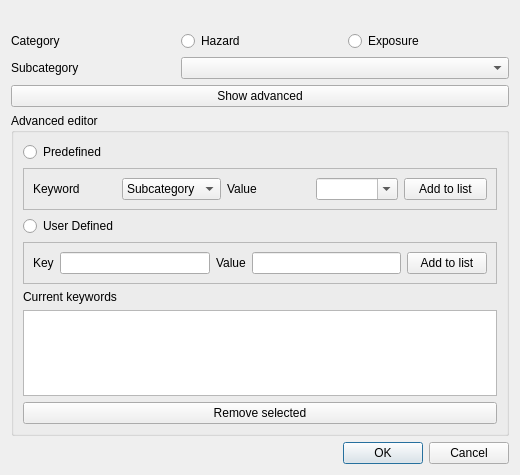
The window that gui/riabkeywordsdialogbase.ui (inasafe/inasafe) describes before a commit, drawn with Qt 5.
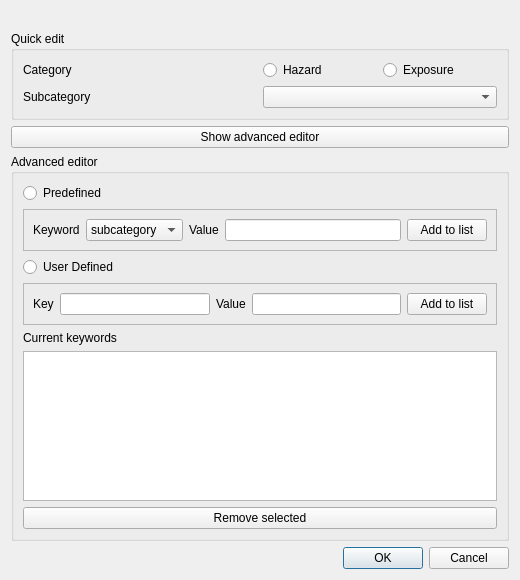
The same window after the commit.

Commit message: Further implemenation of riab keyword editor towards #80. Added better parsing of keys to overwrite in value list and various other bits of plumbing for the user interface.

Diff of the .ui file:
```diff
--- a/gui/riabkeywordsdialogbase.ui
+++ b/gui/riabkeywordsdialogbase.ui
@@ -7,73 +7,25 @@
     <x>0</x>
     <y>0</y>
     <width>520</width>
-    <height>475</height>
+    <height>580</height>
    </rect>
   </property>
   <property name="windowTitle">
    <string>Risk in a Box - Keyword Editor</string>
   </property>
   <layout class="QGridLayout" name="gridLayout_2">
-   <item row="1" column="0">
-    <widget class="QLabel" name="lblCategory">
-     <property name="text">
-      <string>Category</string>
-     </property>
-    </widget>
-   </item>
-   <item row="1" column="1" colspan="2">
-    <layout class="QHBoxLayout" name="horizontalLayout_3">
-     <item>
-      <widget class="QRadioButton" name="radHazard">
-       <property name="toolTip">
-        <string>A hazard is a situation that poses a level of threat to life, health, property, or environment. (Wikipedia)</string>
-       </property>
-       <property name="text">
-        <string>Hazard</string>
-       </property>
-      </widget>
-     </item>
-     <item>
-      <widget class="QRadioButton" name="radExposure">
-       <property name="toolTip">
-        <string>Where people and property are situated.</string>
-       </property>
-       <property name="text">
-        <string>Exposure</string>
-       </property>
-      </widget>
-     </item>
-    </layout>
-   </item>
-   <item row="2" column="0">
-    <widget class="QLabel" name="label_2">
-     <property name="text">
-      <string>Subcategory</string>
-     </property>
-     <property name="buddy">
-      <cstring>cboSubcategory</cstring>
-     </property>
-    </widget>
-   </item>
-   <item row="2" column="1" colspan="2">
-    <widget class="QComboBox" name="cboSubcategory">
-     <property name="toolTip">
-      <string>A subcategory represents the type of hazard.</string>
-     </property>
-    </widget>
-   </item>
-   <item row="3" column="0" colspan="3">
+   <item row="2" column="0" colspan="2">
     <widget class="QPushButton" name="pbnAdvanced">
      <property name="text">
-      <string>Show advanced</string>
+      <string>Show advanced editor</string>
      </property>
      <property name="checkable">
       <bool>true</bool>
      </property>
     </widget>
    </item>
-   <item row="4" column="0" colspan="3">
-    <widget class="QGroupBox" name="groupBox">
+   <item row="3" column="0" colspan="2">
+    <widget class="QGroupBox" name="grpAdvanced">
      <property name="title">
       <string>Advanced editor</string>
      </property>
@@ -101,7 +53,7 @@
           <widget class="QComboBox" name="cboKeyword">
            <item>
             <property name="text">
-             <string>Subcategory</string>
+             <string>subcategory</string>
             </property>
            </item>
            <item>
@@ -132,14 +84,7 @@
           </widget>
          </item>
          <item>
-          <widget class="QComboBox" name="cboValue">
-           <property name="editable">
-            <bool>true</bool>
-           </property>
-           <property name="insertPolicy">
-            <enum>QComboBox::InsertAtTop</enum>
-           </property>
-          </widget>
+          <widget class="QLineEdit" name="lePredefinedValue"/>
          </item>
          <item>
           <widget class="QPushButton" name="pbnAddToList1">
@@ -252,7 +197,7 @@
      <zorder>label_5</zorder>
     </widget>
    </item>
-   <item row="5" column="0" colspan="3">
+   <item row="4" column="0" colspan="2">
     <widget class="QDialogButtonBox" name="buttonBox">
      <property name="orientation">
       <enum>Qt::Horizontal</enum>
@@ -262,7 +207,64 @@
      </property>
     </widget>
    </item>
-   <item row="0" column="0" colspan="3">
+   <item row="1" column="0" colspan="2">
+    <widget class="QGroupBox" name="grpSimple">
+     <property name="title">
+      <string>Quick edit</string>
+     </property>
+     <layout class="QGridLayout" name="gridLayout_3">
+      <item row="1" column="0">
+       <widget class="QLabel" name="lblCategory">
+        <property name="text">
+         <string>Category</string>
+        </property>
+       </widget>
+      </item>
+      <item row="1" column="1">
+       <layout class="QHBoxLayout" name="horizontalLayout_3">
+        <item>
+         <widget class="QRadioButton" name="radHazard">
+          <property name="toolTip">
+           <string>A hazard is a situation that poses a level of threat to life, health, property, or environment. (Wikipedia)</string>
+          </property>
+          <property name="text">
+           <string>Hazard</string>
+          </property>
+         </widget>
+        </item>
+        <item>
+         <widget class="QRadioButton" name="radExposure">
+          <property name="toolTip">
+           <string>Where people and property are situated.</string>
+          </property>
+          <property name="text">
+           <string>Exposure</string>
+          </property>
+         </widget>
+        </item>
+       </layout>
+      </item>
+      <item row="2" column="0">
+       <widget class="QLabel" name="label_2">
+        <property name="text">
+         <string>Subcategory</string>
+        </property>
+        <property name="buddy">
+         <cstring>cboSubcategory</cstring>
+        </property>
+       </widget>
+      </item>
+      <item row="2" column="1">
+       <widget class="QComboBox" name="cboSubcategory">
+        <property name="toolTip">
+         <string>A subcategory represents the type of hazard.</string>
+        </property>
+       </widget>
+      </item>
+     </layout>
+    </widget>
+   </item>
+   <item row="0" column="0" colspan="2">
     <widget class="QLabel" name="lblLayerName">
      <property name="text">
       <string/>
```
Left out of the diff: 203 changed lines with no effect on the pictures. The commit also changes 8 other files.
